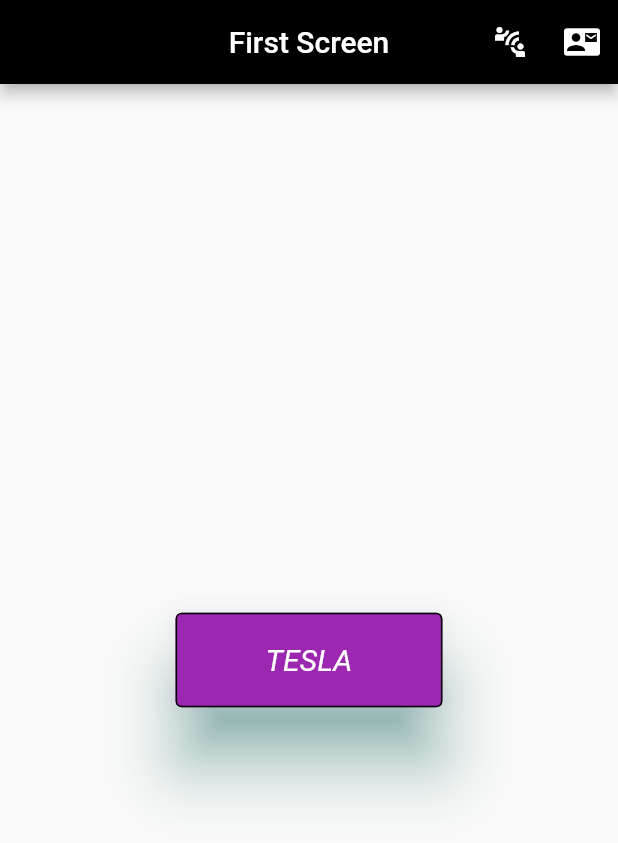
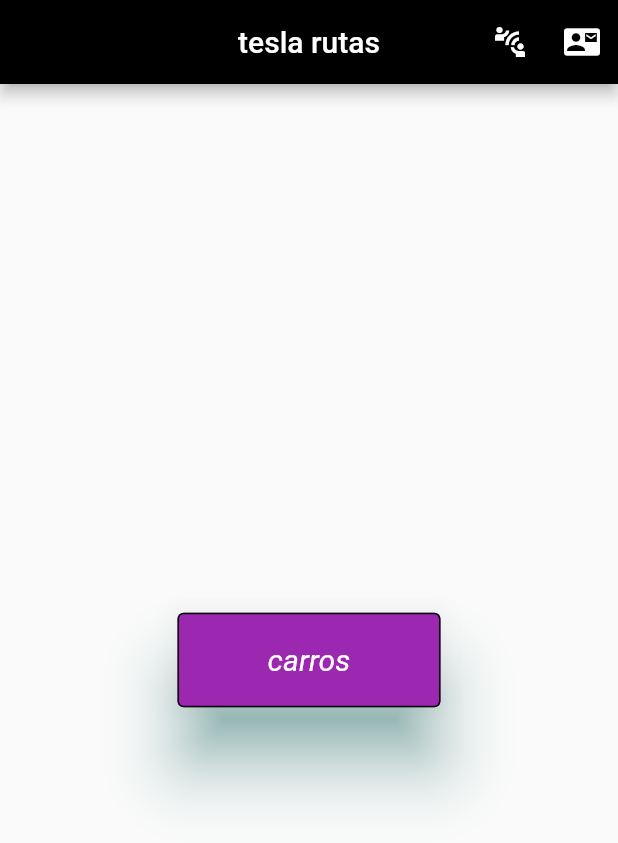
Before and after one commit to ruby-angelica-davila-avila/Nav-rutastesla, a Flutter app: the screen it shows after launch, on a phone screen of 412 x 824 dp. Shown: the top 843 px of the screen. Run offline on Flutter 3.47's test engine with Material 2 defaults, Android fonts, the phone set to English and light mode, and no system bars; Roboto replaces fonts that are missing (alex).

```diff
--- a/lib/pagina1.dart
+++ b/lib/pagina1.dart
@@ -7,7 +7,7 @@ class Pantalla1 extends StatelessWidget {
   Widget build(BuildContext context) {
     return Scaffold(
         appBar: AppBar(
-          title: const Text('First Screen'),
+          title: const Text('tesla rutas'),
           centerTitle: true,
           actions: [
             IconButton(
@@ -25,7 +25,7 @@ class Pantalla1 extends StatelessWidget {
         ),
         body: Center(
           child: ElevatedButton(
-            child: Text('TESLA'),
+            child: Text('carros'),
             style: ElevatedButton.styleFrom(
                 onPrimary: Colors.white,
                 primary: Colors.purple,
--- a/lib/pagina2.dart
+++ b/lib/pagina2.dart
@@ -17,7 +17,9 @@ class Pantalla2 extends StatelessWidget {
           shadowColor: Colors.green,
           margin: const EdgeInsets.all(20),
           shape: OutlineInputBorder(borderRadius: BorderRadius.circular(10), borderSide: BorderSide(color: Colors.green, width: 1)),
-        ) //body center
+        )
+
+        //body center
         ); //scaffold
   } //widget
 } //segunda pantalla
```
Also changed, not shown: 1 other file.
